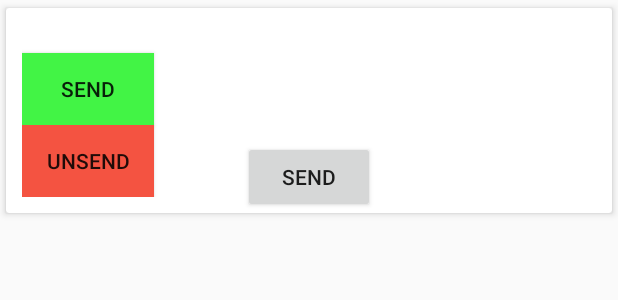
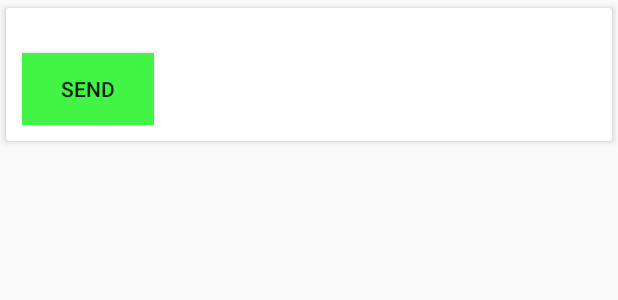
Before and after one commit to sindrip/clonechat-android, an Android app: the layout item_send_friend_view.xml on its own in the app's theme, with its tools: preview values and no code run, on a phone screen of 412 x 824 dp. Shown: the top 300 px of the screen. Run offline under Robolectric (Android 15) with nearby library versions, the phone set to English and light mode, and no system bars.

Commit message:
Revert "Send image"

```diff
--- a/app/src/main/java/club/clonechat/clonechat/data/AppDataManager.java
+++ b/app/src/main/java/club/clonechat/clonechat/data/AppDataManager.java
@@ -123,8 +123,8 @@ public class AppDataManager implements DataManager {
     }
 
     @Override
-    public void uploadPhoto(List<User> users) {
-        mImageRepository.uploadPhoto(users);
+    public void uploadPhoto(String username) {
+        mImageRepository.uploadPhoto(username);
     }
 
     @Override
--- a/app/src/main/java/club/clonechat/clonechat/data/DataManager.java
+++ b/app/src/main/java/club/clonechat/clonechat/data/DataManager.java
@@ -48,7 +48,7 @@ public interface DataManager {
 
     void setPhotoBytes(byte[] photo);
 
-    void uploadPhoto(List<User> users);
+    void uploadPhoto(String username);
 
     LiveData<Boolean> getUploadStart();
     void setUploadStartFalse();
--- a/app/src/main/java/club/clonechat/clonechat/ui/main/MainActivity.java
+++ b/app/src/main/java/club/clonechat/clonechat/ui/main/MainActivity.java
@@ -147,8 +147,8 @@ public class MainActivity extends BaseActivity<ActivityMainBinding, MainViewMode
             if (data) {
                 Log.d("frag", "was true");
                 mMainViewModel.setUploadStartFalse();
-                //getSupportFragmentManager().popBackStackImmediate();
-                //getSupportFragmentManager().popBackStackImmediate();
+                getSupportFragmentManager().popBackStackImmediate();
+                getSupportFragmentManager().popBackStackImmediate();
             }
         });
     }
--- a/app/src/main/java/club/clonechat/clonechat/ui/main/friends/FriendItemViewModel.java
+++ b/app/src/main/java/club/clonechat/clonechat/ui/main/friends/FriendItemViewModel.java
@@ -30,7 +30,6 @@ public class FriendItemViewModel {
     }
 
     public void onButtonClick() {
-
         mListener.onButtonClick(user.getValue().getUsername());
     }
 
--- a/app/src/main/res/layout/item_send_friend_view.xml
+++ b/app/src/main/res/layout/item_send_friend_view.xml
@@ -29,28 +29,10 @@
                 android:layout_height="wrap_content"
                 android:background="#42F445"
                 android:text="Send"
-                android:visibility="@{viewModel.isSent ? View.GONE : View.VISIBLE}"
-                android:onClick="@{() -> viewModel.onSendButtonClick()}"/>
-
-            <Button
-                android:layout_width="wrap_content"
-                android:layout_height="wrap_content"
-                android:background="#F45341"
-                android:text="Unsend"
-                android:visibility="@{viewModel.isSent ? View.VISIBLE : View.GONE}"
-                android:onClick="@{() -> viewModel.onUnsendButtonClick()}"/>
-
+                android:onClick="@{() -> viewModel.onButtonClick()}"/>
 
 
         </LinearLayout>
 
-        <Button
-            android:layout_width="wrap_content"
-            android:layout_height="wrap_content"
-            android:text="Send"
-            android:layout_gravity="center|bottom"
-            android:onClick="@{() -> viewModel.onSendImageButtonClick()}"/>
-
-
     </android.support.v7.widget.CardView>
 </layout>
```
Also changed, not shown: app/src/main/java/club/clonechat/clonechat/data/repository/ImageRepository.java (+19 -29 lines), app/src/main/java/club/clonechat/clonechat/ui/main/camera/sendImage/SendFriendAdapter.java (+5 -32 lines), app/src/main/java/club/clonechat/clonechat/ui/main/camera/sendImage/SendFriendItemViewModel.java (+4 -22 lines).
